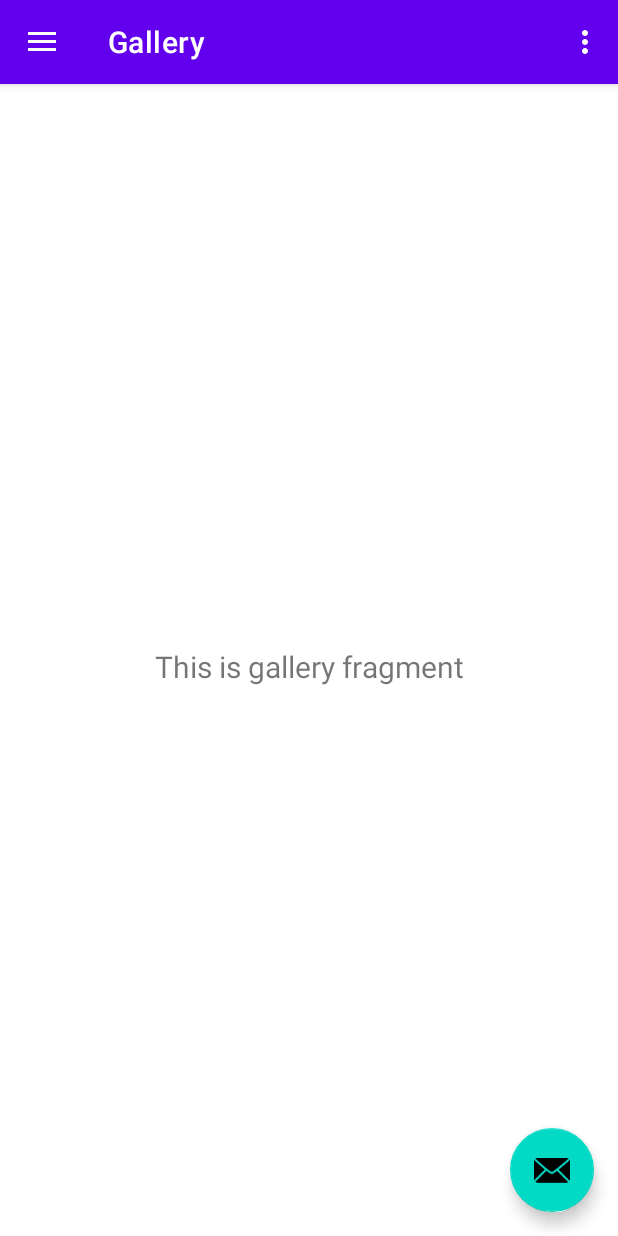
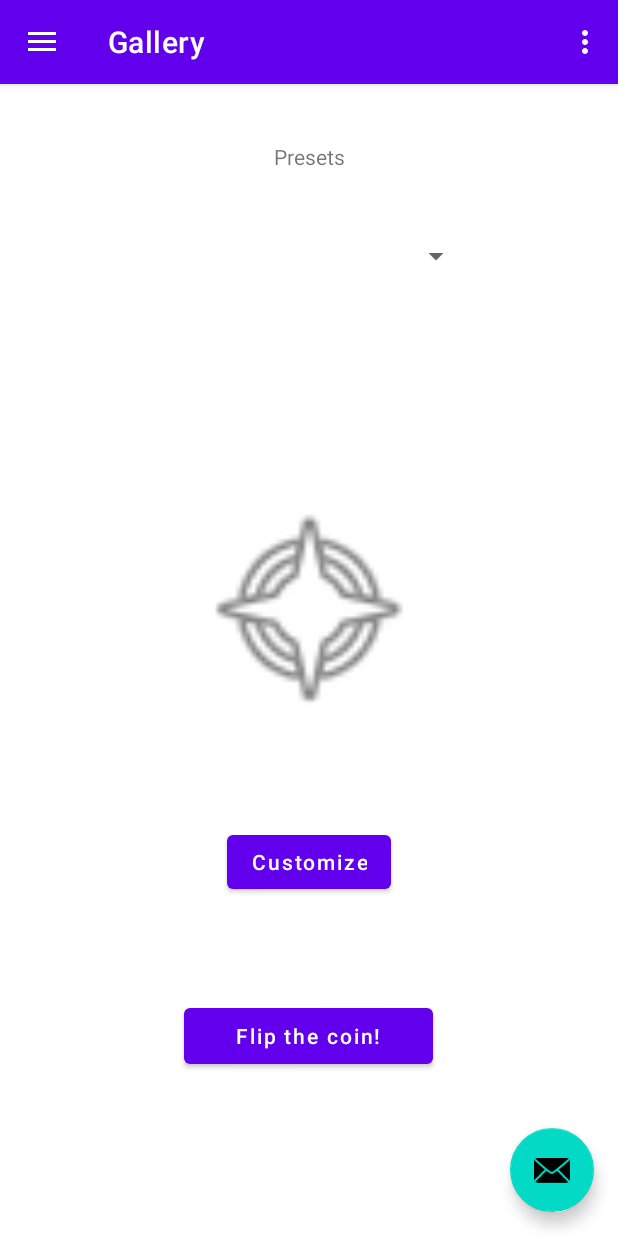
Before and after one commit to SneezingElephant/Decisionator, an Android app: the screen it shows after launch (MainActivity), in the side drawer, after a tap on "Gallery", on a phone screen of 412 x 824 dp. Run offline under Robolectric (Android 15) with nearby library versions, the phone set to English and light mode, and no system bars; our stand-ins replace navigation-ui; 2 statements that could not run were skipped.

Commit message:
These are my humble offerings to the great Dave

```diff
--- a/app/src/main/res/layout/fragment_gallery.xml
+++ b/app/src/main/res/layout/fragment_gallery.xml
@@ -6,17 +6,63 @@
     android:layout_height="match_parent"
     tools:context=".ui.gallery.GalleryFragment">
 
-    <TextView
-        android:id="@+id/text_gallery"
-        android:layout_width="match_parent"
-        android:layout_height="wrap_content"
-        android:layout_marginStart="8dp"
-        android:layout_marginTop="8dp"
-        android:layout_marginEnd="8dp"
-        android:textAlignment="center"
-        android:textSize="20sp"
+    <Button
+        android:id="@+id/button"
+        android:layout_width="166dp"
+        android:layout_height="49dp"
+        android:text="@string/flip_the_coin"
+        android:textAllCaps="false"
         app:layout_constraintBottom_toBottomOf="parent"
         app:layout_constraintEnd_toEndOf="parent"
+        app:layout_constraintHorizontal_bias="0.498"
         app:layout_constraintStart_toStartOf="parent"
-        app:layout_constraintTop_toTopOf="parent" />
+        app:layout_constraintTop_toTopOf="parent"
+        app:layout_constraintVertical_bias="0.849" />
+
+    <ImageView
+        android:id="@+id/imageView2"
+        android:layout_width="155dp"
+        android:layout_height="156dp"
+        android:src="@android:drawable/ic_menu_compass"
+        app:layout_constraintBottom_toTopOf="@+id/button"
+        app:layout_constraintEnd_toEndOf="parent"
+        app:layout_constraintStart_toStartOf="parent"
+        app:layout_constraintTop_toTopOf="parent"
+        app:layout_constraintVertical_bias="0.598"
+        android:contentDescription="@string/coinContentDescription" />
+
+    <Button
+        android:id="@+id/customizebutton"
+        android:layout_width="wrap_content"
+        android:layout_height="wrap_content"
+        android:text="@string/customize"
+        android:textAllCaps="false"
+        app:layout_constraintBottom_toTopOf="@+id/button"
+        app:layout_constraintEnd_toEndOf="parent"
+        app:layout_constraintStart_toStartOf="parent"
+        app:layout_constraintTop_toBottomOf="@+id/imageView2" />
+
+    <TextView
+        android:id="@+id/presetText"
+        android:layout_width="wrap_content"
+        android:layout_height="wrap_content"
+        android:text="@string/presets"
+        app:layout_constraintBottom_toTopOf="@+id/imageView2"
+        app:layout_constraintEnd_toEndOf="parent"
+        app:layout_constraintStart_toStartOf="parent"
+        app:layout_constraintTop_toTopOf="parent"
+        app:layout_constraintVertical_bias="0.153" />
+
+    <Spinner
+        android:id="@+id/presetDropdown"
+        android:layout_width="218dp"
+        android:layout_height="48dp"
+        app:layout_constraintBottom_toTopOf="@+id/imageView2"
+        app:layout_constraintEnd_toEndOf="parent"
+        app:layout_constraintHorizontal_bias="0.497"
+        app:layout_constraintStart_toStartOf="parent"
+        app:layout_constraintTop_toBottomOf="@+id/presetText"
+        app:layout_constraintVertical_bias="0.197"
+        tools:ignore="SpeakableTextPresentCheck,SpeakableTextPresentCheck" />
+
 </androidx.constraintlayout.widget.ConstraintLayout>
--- a/app/src/main/res/values/strings.xml
+++ b/app/src/main/res/values/strings.xml
@@ -10,4 +10,8 @@
     <string name="menu_home">Home</string>
     <string name="menu_gallery">Gallery</string>
     <string name="menu_slideshow">Slideshow</string>
+    <string name="flip_the_coin">Flip the coin!</string>
+    <string name="customize">Customize</string>
+    <string name="presets">Presets</string>
+    <string name="coinContentDescription">An image of the coin which will be flipped</string>
 </resources>
```
